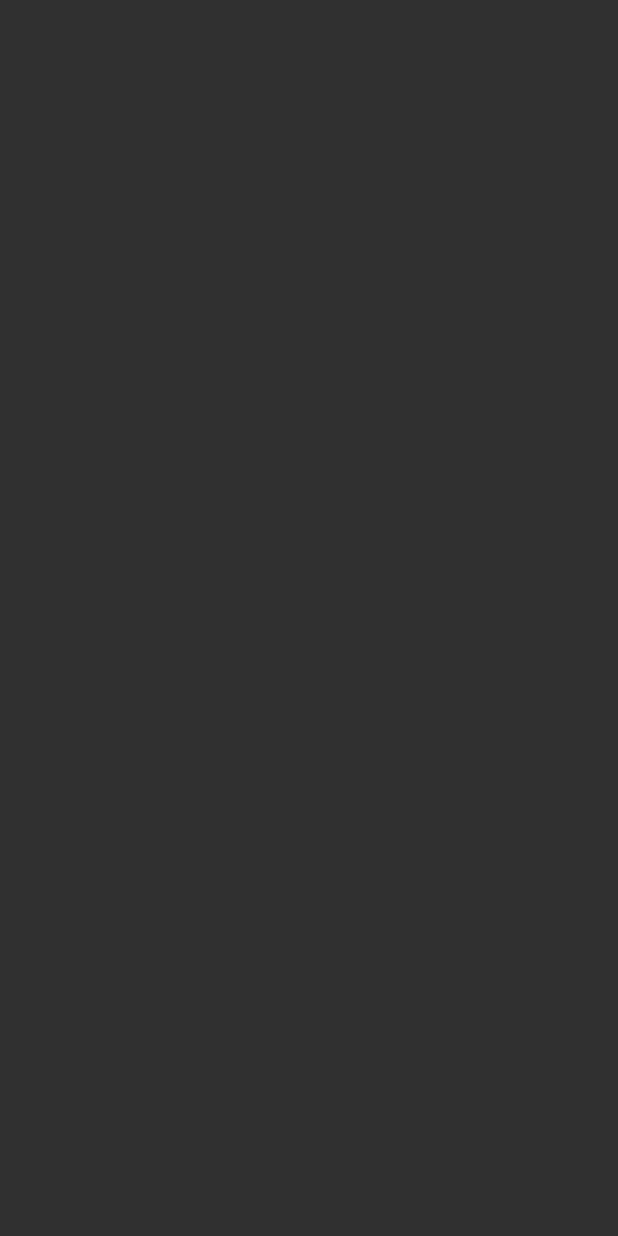
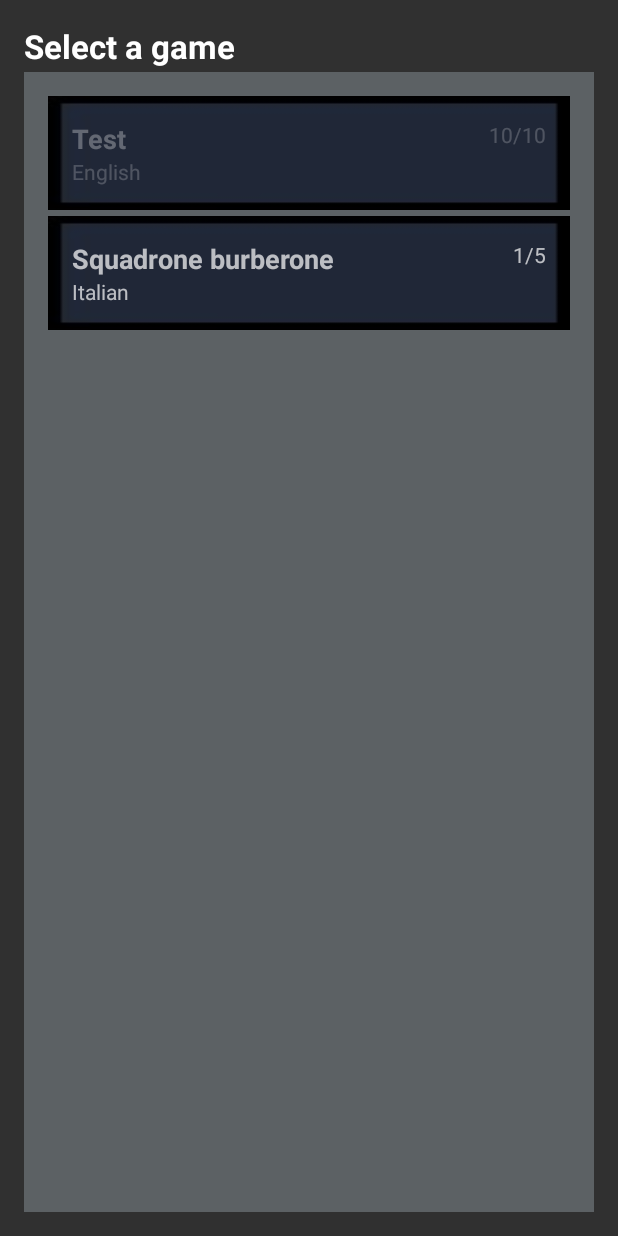
Before and after one commit to agostino-code/LSOProject, an Android app: the FindGameActivity screen opened directly, with no data from a screen before it, on a phone screen of 412 x 824 dp. Before the commit the screen is empty. Run offline under Robolectric (Android 15) with nearby library versions, the phone set to English and light mode, and no system bars.

Commit message:
FindGameActivity implementata

```diff
--- a/app/src/main/java/com/example/guesstheword/data/model/Language.java
+++ b/app/src/main/java/com/example/guesstheword/data/model/Language.java
@@ -24,4 +24,34 @@ public enum Language {
                 return "en";
         }
     }
+
+    public String toServerString() {
+        switch (this) {
+            case ITALIAN:
+                return "it";
+            case ENGLISH:
+                return "en";
+            case SPANISH:
+                return "es";
+            case GERMAN:
+                return "de";
+            default:
+                return "en";
+        }
+    }
+
+    public String toViewString() {
+        switch (this) {
+            case ITALIAN:
+                return "Italian";
+            case ENGLISH:
+                return "English";
+            case SPANISH:
+                return "Spanish";
+            case GERMAN:
+                return "German";
+            default:
+                return "English";
+        }
+    }
 }
--- a/app/src/main/java/com/example/guesstheword/data/model/Player.java
+++ b/app/src/main/java/com/example/guesstheword/data/model/Player.java
@@ -35,7 +35,7 @@ public class Player implements JSONData {
      * Constructor called to create the other players of the room
      * @param avatar chosen between 16 images (must be a number between 1-16, you can use the MACROS of the User class)
      */
-    public Player(PlayerState state, int points, @NonNull String username, int avatar) {
+    public Player(@Nullable PlayerState state, int points, @NonNull String username, int avatar) {
         this.state = state;
         this.points = points;
         user = new User(username, avatar);
--- a/app/src/main/java/com/example/guesstheword/view/menu/CreateGameActivity.java
+++ b/app/src/main/java/com/example/guesstheword/view/menu/CreateGameActivity.java
@@ -25,9 +25,9 @@ import com.example.guesstheword.view.game.GameActivity;
 
 public class CreateGameActivity extends AppCompatActivity {
 
-    Controller controller = Controller.getInstance();
+    private Controller controller = Controller.getInstance();
 
-    String roomName = null;
+    private String roomName = null;
 
     private EditText roomNameEditText;
     private Spinner languageSpinner;
--- a/app/src/main/java/com/example/guesstheword/view/menu/FindGameActivity.java
+++ b/app/src/main/java/com/example/guesstheword/view/menu/FindGameActivity.java
@@ -1,15 +1,90 @@
 package com.example.guesstheword.view.menu;
 
+import android.content.Intent;
 import android.os.Bundle;
+import android.widget.Toast;
+
+import androidx.annotation.StringRes;
 import androidx.appcompat.app.AppCompatActivity;
+import androidx.recyclerview.widget.LinearLayoutManager;
+import androidx.recyclerview.widget.RecyclerView;
+
+import com.example.guesstheword.R;
+import com.example.guesstheword.control.Controller;
+import com.example.guesstheword.data.model.Language;
+import com.example.guesstheword.data.model.Player;
+import com.example.guesstheword.data.model.PlayerState;
+import com.example.guesstheword.databinding.ActivityFindGameBinding;
+import com.example.guesstheword.data.model.Room;
+import com.example.guesstheword.view.game.GameActivity;
+
+import org.json.JSONException;
+
+import java.util.ArrayList;
+import java.util.LinkedList;
 
 public class FindGameActivity extends AppCompatActivity {
+    private Controller controller = Controller.getInstance();
+
+    private ActivityFindGameBinding binding;
+    private RecyclerView roomsRecyclerView;
+    private RoomsAdapter adapter;
+    private ArrayList<Room> rooms;
 
     @Override
     public void onCreate(Bundle savedInstanceState) {
         super.onCreate(savedInstanceState);
 
-        com.example.guesstheword.databinding.ActivityFindGameBinding binding = com.example.guesstheword.databinding.ActivityFindGameBinding.inflate(getLayoutInflater());
+        binding = ActivityFindGameBinding.inflate(getLayoutInflater());
         setContentView(binding.getRoot());
+
+        roomsRecyclerView = binding.roomsRecyclerView;
+
+        rooms = retrieveRoomsFromServer();
+
+        adapter = new RoomsAdapter(rooms, new RoomsAdapter.OnItemClickListener() {
+            @Override
+            public void onItemClick(Room room) {
+                Room completeClickedRoom = retrieveCompleteRoomFromServer(room.getPort());
+                goToGameActivity(completeClickedRoom);
+            }
+        });
+        roomsRecyclerView.setLayoutManager(new LinearLayoutManager(this));
+        roomsRecyclerView.setAdapter(adapter);
+    }
+
+    private ArrayList<Room> retrieveRoomsFromServer() {
+        //TODO: get rooms from server
+        ArrayList<Room> test = new ArrayList<Room>();
+        test.add(new Room("Test", 10, 10, 80,  Language.ENGLISH));
+        test.add(new Room("Squadrone burberone", 1, 5, 81, Language.ITALIAN));
+        return test;
+    }
+
+    private Room retrieveCompleteRoomFromServer(int port) {
+        //TODO: get room from server
+        LinkedList<Player> players = new LinkedList<Player>();
+        players.add(new Player(null, 0, "Test", 1));
+        Room test = new Room("Squadrone burberone", 5, false,
+                81, 5, Language.ITALIAN, players, new Player(controller.getUser()));
+        return test;
+    }
+
+    private void showFindGameFailed(@StringRes Integer errorString) {
+        Toast.makeText(getApplicationContext(), errorString, Toast.LENGTH_SHORT).show();
+    }
+
+    private void goToGameActivity(Room room) {
+        if(room == null) {
+            showFindGameFailed(R.string.create_game_failed);
+            return;
+        }
+        Intent switchActivities = new Intent(this, GameActivity.class);
+        /*try {
+            switchActivities.putExtra("jsonRoom", room.toJSON().toString());
+        } catch(JSONException exc) {
+            showFindGameFailed(R.string.create_game_failed);
+        }*/
+        startActivity(switchActivities);
     }
 }
--- /dev/null
+++ b/app/src/main/java/com/example/guesstheword/view/menu/RoomsAdapter.java
@@ -0,0 +1,85 @@
+package com.example.guesstheword.view.menu;
+
+import android.view.LayoutInflater;
+import android.view.View;
+import android.view.ViewGroup;
+import android.widget.TextView;
+
+import androidx.annotation.NonNull;
+import androidx.recyclerview.widget.RecyclerView;
+
+import com.example.guesstheword.R;
+import com.example.guesstheword.data.model.Room;
+
+import java.util.List;
+
+public class RoomsAdapter extends RecyclerView.Adapter<RoomsAdapter.RoomViewHolder> {
+
+    private static List<Room> roomList;
+    private static OnItemClickListener onItemClickListener;
+
+    public RoomsAdapter(List<Room> roomList, OnItemClickListener onItemClickListener) {
+        this.roomList = roomList;
+        this.onItemClickListener = onItemClickListener;
+    }
+
+    @NonNull
+    @Override
+    public RoomViewHolder onCreateViewHolder(@NonNull ViewGroup parent, int viewType) {
+        View view = LayoutInflater.from(parent.getContext()).inflate(R.layout.item_room, parent, false);
+        return new RoomViewHolder(view);
+    }
+
+    @Override
+    public void onBindViewHolder(@NonNull RoomViewHolder holder, int position) {
+        Room room = roomList.get(position);
+
+        // Bind room data to the ViewHolder
+        holder.roomNameTextView.setText(room.getName());
+        holder.languageTextView.setText(room.getLanguage().toViewString());
+        String playersInfo = room.getNumberOfPlayers() + "/" + room.getMaxNumberOfPlayers();
+        holder.playersInfoTextView.setText(playersInfo);
+
+        // Set the ViewHolder not clickable if the room is full
+        boolean isEnabled = room.getNumberOfPlayers() < room.getMaxNumberOfPlayers();
+        holder.itemView.setEnabled(isEnabled);
+        holder.roomNameTextView.setEnabled(isEnabled);
+        holder.languageTextView.setEnabled(isEnabled);
+        holder.playersInfoTextView.setEnabled(isEnabled);
+    }
+
+    @Override
+    public int getItemCount() {
+        return roomList.size();
+    }
+
+    public interface OnItemClickListener {
+        void onItemClick(Room room);
+    }
+
+    static class RoomViewHolder extends RecyclerView.ViewHolder {
+
+        TextView roomNameTextView;
+        TextView languageTextView;
+        TextView playersInfoTextView;
+
+        public RoomViewHolder(@NonNull View itemView) {
+            super(itemView);
+            roomNameTextView = itemView.findViewById(R.id.roomNameTextView);
+            languageTextView = itemView.findViewById(R.id.roomLanguageTextView);
+            playersInfoTextView = itemView.findViewById(R.id.roomPlayersTextView);
+
+            if(itemView.isEnabled()) {
+                itemView.setOnClickListener(new View.OnClickListener() {
+                    @Override
+                    public void onClick(View view) {
+                        int position = getAdapterPosition();
+                        if (position != RecyclerView.NO_POSITION) {
+                            onItemClickListener.onItemClick(roomList.get(position));
+                        }
+                    }
+                });
+            }
+        }
+    }
+}
--- a/app/src/main/res/layout/activity_find_game.xml
+++ b/app/src/main/res/layout/activity_find_game.xml
@@ -4,6 +4,10 @@
     xmlns:tools="http://schemas.android.com/tools"
     android:layout_width="match_parent"
     android:layout_height="match_parent"
+    android:paddingLeft="@dimen/activity_horizontal_margin"
+    android:paddingTop="@dimen/activity_vertical_margin"
+    android:paddingRight="@dimen/activity_horizontal_margin"
+    android:paddingBottom="@dimen/activity_vertical_margin"
     tools:context=".view.menu.FindGameActivity">
 
     <!--
@@ -18,16 +22,25 @@
         app:layout_constraintEnd_toEndOf="parent"/>
     -->
 
-    <ScrollView
+    <TextView
+        android:id="@+id/findGameTitle"
+        android:layout_width="match_parent"
+        android:layout_height="wrap_content"
+        android:text="@string/find_game_title"
+        android:textAppearance="@style/TextAppearance.AppCompat.Large"
+        android:textStyle="bold"
+        app:layout_constraintTop_toTopOf="parent"
+        app:layout_constraintStart_toStartOf="parent" />
+
+    <androidx.recyclerview.widget.RecyclerView
+        android:id="@+id/roomsRecyclerView"
         android:layout_width="match_parent"
         android:layout_height="match_parent"
+        android:layout_marginTop="32dp"
+        android:background="#5C6164"
+        android:padding="16dp"
+        android:scrollbars="vertical"
         app:layout_constraintStart_toStartOf="parent"
-        app:layout_constraintTop_toTopOf="parent">
-
-        <LinearLayout
-            android:layout_width="match_parent"
-            android:layout_height="wrap_content"
-            android:orientation="vertical" />
-    </ScrollView>
+        app:layout_constraintTop_toBottomOf="@+id/findGameTitle" />
 
 </androidx.constraintlayout.widget.ConstraintLayout>
--- /dev/null
+++ b/app/src/main/res/layout/item_room.xml
@@ -0,0 +1,37 @@
+<?xml version="1.0" encoding="utf-8"?>
+<androidx.constraintlayout.widget.ConstraintLayout xmlns:android="http://schemas.android.com/apk/res/android"
+    xmlns:app="http://schemas.android.com/apk/res-auto"
+    android:layout_width="match_parent"
+    android:layout_height="wrap_content"
+    android:paddingLeft="@dimen/activity_horizontal_margin"
+    android:paddingTop="@dimen/activity_vertical_margin"
+    android:paddingRight="@dimen/activity_horizontal_margin"
+    android:paddingBottom="@dimen/activity_vertical_margin"
+    android:layout_marginBottom="4dp"
+    android:background="@drawable/rectangular_button">
+
+    <TextView
+        android:id="@+id/roomNameTextView"
+        android:layout_width="wrap_content"
+        android:layout_height="wrap_content"
+        android:textStyle="bold"
+        android:textAppearance="@style/TextAppearance.AppCompat.Medium"
+        app:layout_constraintStart_toStartOf="parent"
+        app:layout_constraintTop_toTopOf="parent"/>
+
+    <TextView
+        android:id="@+id/roomLanguageTextView"
+        android:layout_width="wrap_content"
+        android:layout_height="wrap_content"
+        app:layout_constraintStart_toStartOf="parent"
+        app:layout_constraintTop_toBottomOf="@+id/roomNameTextView"/>
+
+    <TextView
+        android:id="@+id/roomPlayersTextView"
+        android:layout_width="wrap_content"
+        android:layout_height="wrap_content"
+        app:layout_constraintEnd_toEndOf="parent"
+        app:layout_constraintTop_toTopOf="parent"/>
+
+
+</androidx.constraintlayout.widget.ConstraintLayout>
```
